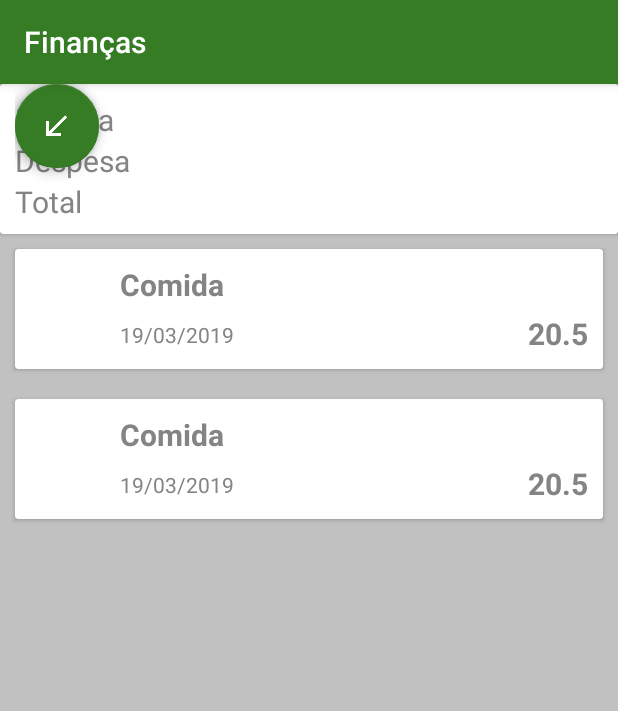
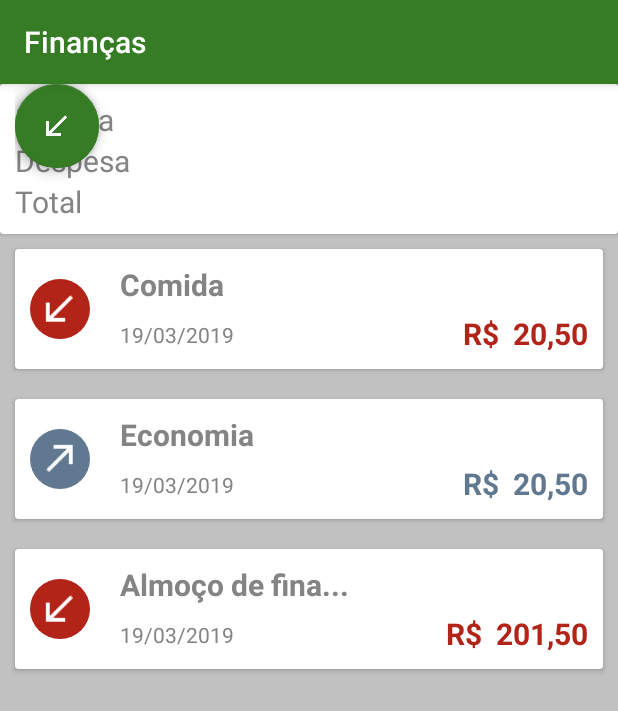
Before and after one commit to FBertanha/FinancasK, an Android app: the screen it shows after launch (ListaTransacoesActivity), on a phone screen of 412 x 824 dp. Shown: the top 711 px of the screen. Run offline under Robolectric (Android 15) with nearby library versions, the phone set to English and light mode, and no system bars; plain views replace FloatingActionButton, FloatingActionMenu.

Commit message:
aula 4 e 5 String templates, BigDecimal e String extensions

```diff
--- /dev/null
+++ b/app/src/main/java/br/com/felipebertanha/financask/extension/BigDecimalExtension.kt
@@ -0,0 +1,12 @@
+package br.com.felipebertanha.financask.extension
+
+import java.math.BigDecimal
+import java.text.DecimalFormat
+import java.util.*
+
+fun BigDecimal.formataParaBrasileiro(): String {
+    val formatoBrasileiro = DecimalFormat
+        .getCurrencyInstance(Locale("pt", "br"))
+    val moedaFormatada = formatoBrasileiro.format(this).replace("R$", "R$ ")
+    return moedaFormatada;
+}
--- /dev/null
+++ b/app/src/main/java/br/com/felipebertanha/financask/extension/StringExtension.kt
@@ -0,0 +1,9 @@
+package br.com.felipebertanha.financask.extension
+
+fun String.limitaEmAte(caracteres: Int): String {
+    if (this.length > caracteres) {
+        return "${this.substring(0, caracteres)}..."
+    }
+
+    return this
+}
--- a/app/src/main/java/br/com/felipebertanha/financask/model/Tipo.kt
+++ b/app/src/main/java/br/com/felipebertanha/financask/model/Tipo.kt
@@ -1,4 +1,5 @@
 package br.com.felipebertanha.financask.model
 
 enum class Tipo {
+    RECEITA, DESPESA
 }
--- a/app/src/main/java/br/com/felipebertanha/financask/model/Transacao.kt
+++ b/app/src/main/java/br/com/felipebertanha/financask/model/Transacao.kt
@@ -6,5 +6,6 @@ import java.util.*
 data class Transacao(
     val valor: BigDecimal,
     val categoria: String,
-    val data: Calendar
+    val tipo: Tipo,
+    val data: Calendar = Calendar.getInstance()
 )
--- a/app/src/main/java/br/com/felipebertanha/financask/ui/activity/ListaTransacoesActivity.kt
+++ b/app/src/main/java/br/com/felipebertanha/financask/ui/activity/ListaTransacoesActivity.kt
@@ -4,6 +4,7 @@ import android.os.Bundle
 import android.support.v7.app.AppCompatActivity
 import android.widget.ArrayAdapter
 import br.com.felipebertanha.financask.R
+import br.com.felipebertanha.financask.model.Tipo
 import br.com.felipebertanha.financask.model.Transacao
 import br.com.felipebertanha.financask.ui.adapter.ListaTransacoesAdapter
 import kotlinx.android.synthetic.main.activity_lista_transacoes.*
@@ -20,11 +21,19 @@ class ListaTransacoesActivity : AppCompatActivity() {
             Transacao(
                 BigDecimal(20.5),
                 "Comida",
+                Tipo.DESPESA,
                 Calendar.getInstance()
             ),
             Transacao(
                 BigDecimal(20.5),
-                "Comida",
+                "Economia",
+                Tipo.RECEITA,
+                Calendar.getInstance()
+            ),
+            Transacao(
+                BigDecimal(201.5),
+                "Almoço de fina de semana rs..",
+                Tipo.DESPESA,
                 Calendar.getInstance()
             )
         )
--- a/app/src/main/java/br/com/felipebertanha/financask/ui/adapter/ListaTransacoesAdapter.kt
+++ b/app/src/main/java/br/com/felipebertanha/financask/ui/adapter/ListaTransacoesAdapter.kt
@@ -1,12 +1,15 @@
 package br.com.felipebertanha.financask.ui.adapter
 
 import android.content.Context
+import android.support.v4.content.ContextCompat
 import android.view.LayoutInflater
 import android.view.View
 import android.view.ViewGroup
 import android.widget.BaseAdapter
 import br.com.felipebertanha.financask.R
 import br.com.felipebertanha.financask.extension.formataParaBrasileiro
+import br.com.felipebertanha.financask.extension.limitaEmAte
+import br.com.felipebertanha.financask.model.Tipo
 import br.com.felipebertanha.financask.model.Transacao
 import kotlinx.android.synthetic.main.transacao_item.view.*
 
@@ -16,13 +19,28 @@ class ListaTransacoesAdapter(
 ) : BaseAdapter() {
 
 
+    private val limiteDaCategoria = 14
+
     override fun getView(position: Int, convertView: View?, parent: ViewGroup?): View {
         val viewCriada = LayoutInflater.from(context).inflate(R.layout.transacao_item, parent, false)
 
         val transacao = transacoes[position]
-        viewCriada.transacao_categoria.text = transacao.categoria
-        viewCriada.transacao_valor.text = transacao.valor.toString()
 
+        if (transacao.tipo == Tipo.RECEITA) {
+            viewCriada.transacao_valor
+                .setTextColor(ContextCompat.getColor(context, R.color.receita))
+            viewCriada.transacao_icone.setBackgroundResource(R.drawable.icone_transacao_item_receita)
+        } else {
+            viewCriada.transacao_valor
+                .setTextColor(ContextCompat.getColor(context, R.color.despesa))
+            viewCriada.transacao_icone.setBackgroundResource(R.drawable.icone_transacao_item_despesa)
+        }
+
+
+
+
+        viewCriada.transacao_valor.text = transacao.valor.formataParaBrasileiro()
+        viewCriada.transacao_categoria.text = transacao.categoria.limitaEmAte(limiteDaCategoria)
 
 
         viewCriada.transacao_data.text = transacao.data.formataParaBrasileiro()
```
